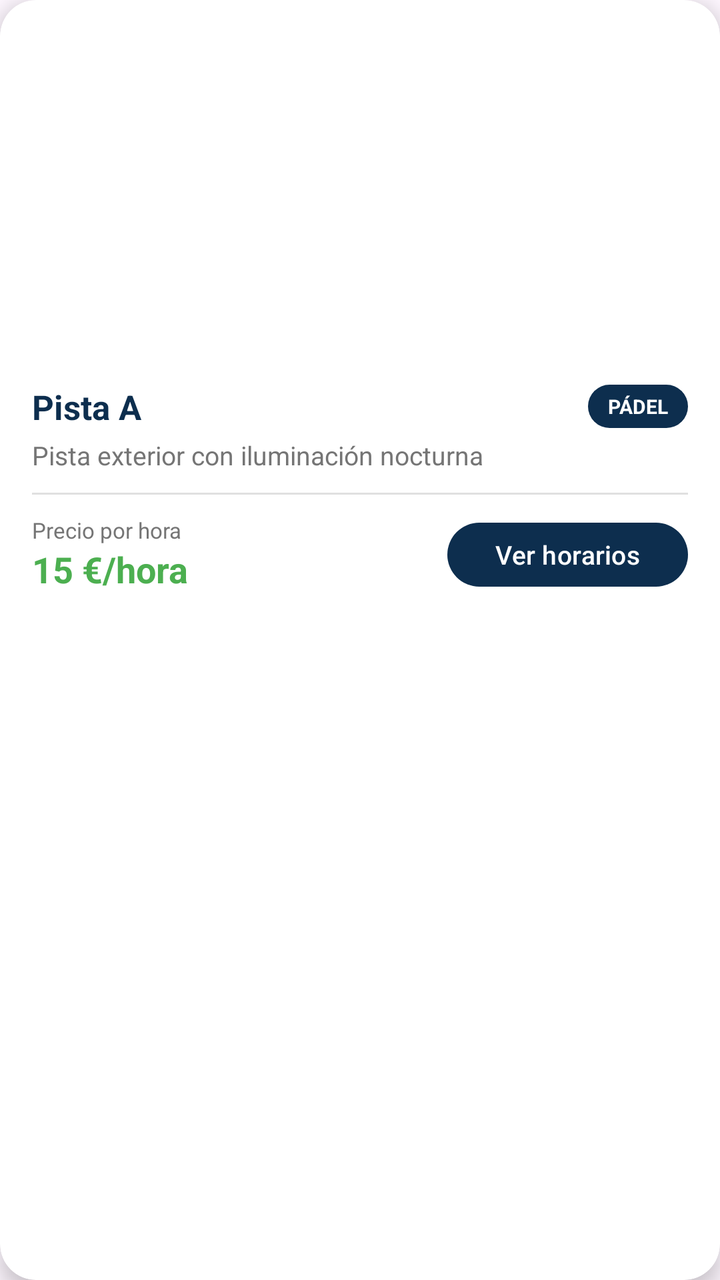
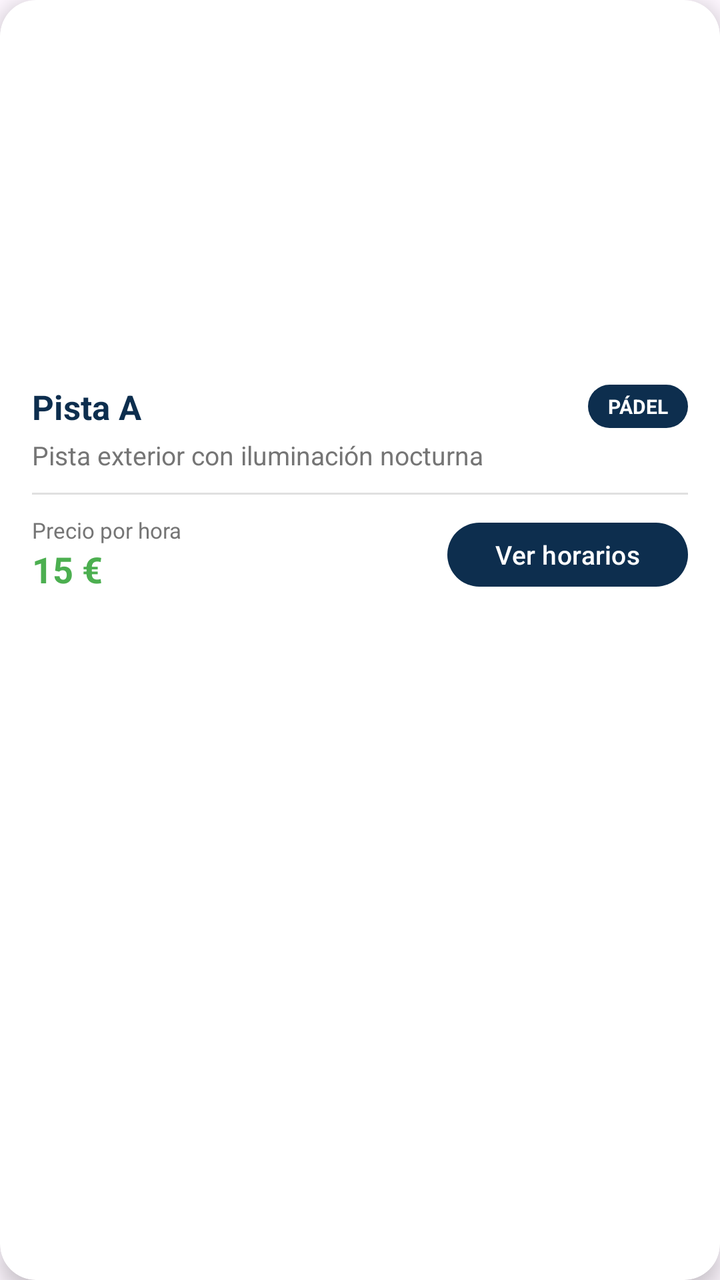

Compare the two renders of this Android layout. The source of the first and the diff that turns it into the second are given below.
<!-- AndroidManifest.xml: application theme Theme.Reservasdeportivas -->
<!-- res/layout/item_instalacion.xml -->
<?xml version="1.0" encoding="utf-8"?>
<androidx.cardview.widget.CardView
    xmlns:android="http://schemas.android.com/apk/res/android"
    xmlns:app="http://schemas.android.com/apk/res-auto"
    android:layout_width="match_parent"
    android:layout_height="wrap_content"
    android:layout_marginHorizontal="2dp"
    android:layout_marginBottom="14dp"
    app:cardCornerRadius="18dp"
    app:cardElevation="6dp"
    app:cardBackgroundColor="@android:color/white">

    <LinearLayout
        android:layout_width="match_parent"
        android:layout_height="wrap_content"
        android:orientation="vertical">

        <ImageView
            android:id="@+id/ivIcono"
            android:layout_width="match_parent"
            android:layout_height="180dp"
            android:scaleType="centerCrop"
            android:contentDescription="Imagen instalación" />

        <LinearLayout
            android:layout_width="match_parent"
            android:layout_height="wrap_content"
            android:orientation="vertical"
            android:paddingHorizontal="16dp"
            android:paddingTop="12dp"
            android:paddingBottom="14dp">

            <LinearLayout
                android:layout_width="match_parent"
                android:layout_height="wrap_content"
                android:orientation="horizontal"
                android:gravity="center_vertical"
                android:layout_marginBottom="4dp">

                <TextView
                    android:id="@+id/tvNombre"
                    android:layout_width="0dp"
                    android:layout_height="wrap_content"
                    android:layout_weight="1"
                    android:text="Pista A"
                    android:textSize="17sp"
                    android:textStyle="bold"
                    android:textColor="@color/azul_oscuro" />

                <TextView
                    android:id="@+id/tvTipo"
                    android:layout_width="wrap_content"
                    android:layout_height="wrap_content"
                    android:text="PÁDEL"
                    android:textSize="10sp"
                    android:textStyle="bold"
                    android:textColor="@android:color/white"
                    android:background="@drawable/badge_tipo"
                    android:paddingHorizontal="10dp"
                    android:paddingVertical="4dp" />

            </LinearLayout>

            <TextView
                android:id="@+id/tvDescripcion"
                android:layout_width="match_parent"
                android:layout_height="wrap_content"
                android:text="Pista exterior con iluminación nocturna"
                android:textSize="13sp"
                android:textColor="@color/gris_texto"
                android:maxLines="2"
                android:ellipsize="end"
                android:layout_marginBottom="10dp" />

            <View
                android:layout_width="match_parent"
                android:layout_height="1dp"
                android:background="#E0E0E0"
                android:layout_marginBottom="10dp" />

            <LinearLayout
                android:layout_width="match_parent"
                android:layout_height="wrap_content"
                android:orientation="horizontal"
                android:gravity="center_vertical">

                <LinearLayout
                    android:layout_width="0dp"
                    android:layout_height="wrap_content"
                    android:layout_weight="1"
                    android:orientation="vertical">

                    <TextView
                        android:layout_width="wrap_content"
                        android:layout_height="wrap_content"
                        android:text="Precio por hora"
                        android:textSize="11sp"
                        android:textColor="@color/gris_texto" />

                    <TextView
                        android:id="@+id/tvPrecio"
                        android:layout_width="wrap_content"
                        android:layout_height="wrap_content"
                        android:text="15 €/hora"
                        android:textSize="18sp"
                        android:textStyle="bold"
                        android:textColor="@color/verde_principal" />

                </LinearLayout>

                <com.google.android.material.button.MaterialButton
                    android:layout_width="wrap_content"
                    android:layout_height="40dp"
                    android:text="Ver horarios"
                    android:textSize="13sp"
                    android:textColor="@android:color/white"
                    app:backgroundTint="@color/azul_oscuro"
                    app:cornerRadius="20dp"
                    android:clickable="false"
                    android:focusable="false" />

            </LinearLayout>

        </LinearLayout>
    </LinearLayout>

</androidx.cardview.widget.CardView>
<!-- resources referenced by this layout -->
<resources>
  <color name="azul_oscuro">#0D2E4E</color>
  <color name="gris_texto">#757575</color>
  <color name="verde_principal">#4CAF50</color>
  <!-- drawable badge_tipo (drawable) -->
  <?xml version="1.0" encoding="utf-8"?>
  <shape xmlns:android="http://schemas.android.com/apk/res/android"
      android:shape="rectangle">
      <solid android:color="@color/azul_oscuro" />
      <corners android:radius="20dp" />
  </shape>
  <style name="Theme.Reservasdeportivas" parent="Base.Theme.Reservasdeportivas" />
  <style name="Base.Theme.Reservasdeportivas" parent="Theme.Material3.DayNight.NoActionBar">
          <item name="colorPrimary">@color/azul_oscuro</item>
          <item name="colorSecondary">@color/verde_principal</item>
      </style>
</resources>

<!-- the commit's change to res/layout/item_instalacion.xml (unified diff, before → after) -->
@@ -42,22 +42,22 @@
                     android:layout_width="0dp"
                     android:layout_height="wrap_content"
                     android:layout_weight="1"
-                    android:text="Pista A"
+                    android:text="@string/nombre_pista"
+                    android:textColor="@color/azul_oscuro"
                     android:textSize="17sp"
-                    android:textStyle="bold"
-                    android:textColor="@color/azul_oscuro" />
+                    android:textStyle="bold" />
 
                 <TextView
                     android:id="@+id/tvTipo"
                     android:layout_width="wrap_content"
                     android:layout_height="wrap_content"
-                    android:text="PÁDEL"
-                    android:textSize="10sp"
-                    android:textStyle="bold"
-                    android:textColor="@android:color/white"
                     android:background="@drawable/badge_tipo"
                     android:paddingHorizontal="10dp"
-                    android:paddingVertical="4dp" />
+                    android:paddingVertical="4dp"
+                    android:text="@string/tipo_pista"
+                    android:textColor="@android:color/white"
+                    android:textSize="10sp"
+                    android:textStyle="bold" />
 
             </LinearLayout>
 
@@ -65,12 +65,12 @@
                 android:id="@+id/tvDescripcion"
                 android:layout_width="match_parent"
                 android:layout_height="wrap_content"
-                android:text="Pista exterior con iluminación nocturna"
-                android:textSize="13sp"
+                android:layout_marginBottom="10dp"
+                android:ellipsize="end"
+                android:maxLines="2"
+                android:text="@string/descripcion_pista"
                 android:textColor="@color/gris_texto"
-                android:maxLines="2"
-                android:ellipsize="end"
-                android:layout_marginBottom="10dp" />
+                android:textSize="13sp" />
 
             <View
                 android:layout_width="match_parent"
@@ -93,31 +93,31 @@
                     <TextView
                         android:layout_width="wrap_content"
                         android:layout_height="wrap_content"
-                        android:text="Precio por hora"
-                        android:textSize="11sp"
-                        android:textColor="@color/gris_texto" />
+                        android:text="@string/precio_hora"
+                        android:textColor="@color/gris_texto"
+                        android:textSize="11sp" />
 
                     <TextView
                         android:id="@+id/tvPrecio"
                         android:layout_width="wrap_content"
                         android:layout_height="wrap_content"
-                        android:text="15 €/hora"
+                        android:text="@string/precio"
+                        android:textColor="@color/verde_principal"
                         android:textSize="18sp"
-                        android:textStyle="bold"
-                        android:textColor="@color/verde_principal" />
+                        android:textStyle="bold" />
 
                 </LinearLayout>
 
                 <com.google.android.material.button.MaterialButton
                     android:layout_width="wrap_content"
                     android:layout_height="40dp"
-                    android:text="Ver horarios"
+                    android:clickable="false"
+                    android:focusable="false"
+                    android:text="@string/ver_horarios"
+                    android:textColor="@android:color/white"
                     android:textSize="13sp"
-                    android:textColor="@android:color/white"
                     app:backgroundTint="@color/azul_oscuro"
-                    app:cornerRadius="20dp"
-                    android:clickable="false"
-                    android:focusable="false" />
+                    app:cornerRadius="20dp" />
 
             </LinearLayout>
 
<!-- resource entries referenced after the edit -->
@@ -10,6 +10,12 @@
       <solid android:color="@color/azul_oscuro" />
       <corners android:radius="20dp" />
   </shape>
+  <string name="descripcion_pista">Pista exterior con iluminación nocturna</string>
+  <string name="nombre_pista">Pista A</string>
+  <string name="precio">15 €</string>
+  <string name="precio_hora">Precio por hora</string>
+  <string name="tipo_pista">PÁDEL</string>
+  <string name="ver_horarios">Ver horarios</string>
   <style name="Theme.Reservasdeportivas" parent="Base.Theme.Reservasdeportivas" />
   <style name="Base.Theme.Reservasdeportivas" parent="Theme.Material3.DayNight.NoActionBar">
           <item name="colorPrimary">@color/azul_oscuro</item>
